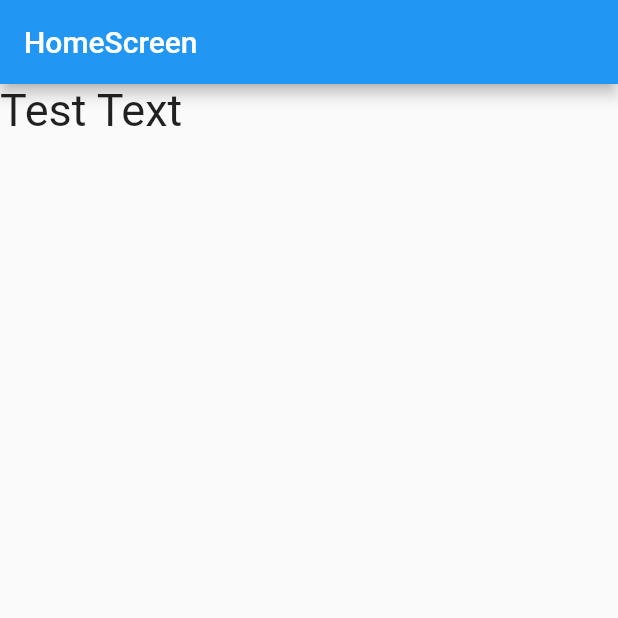
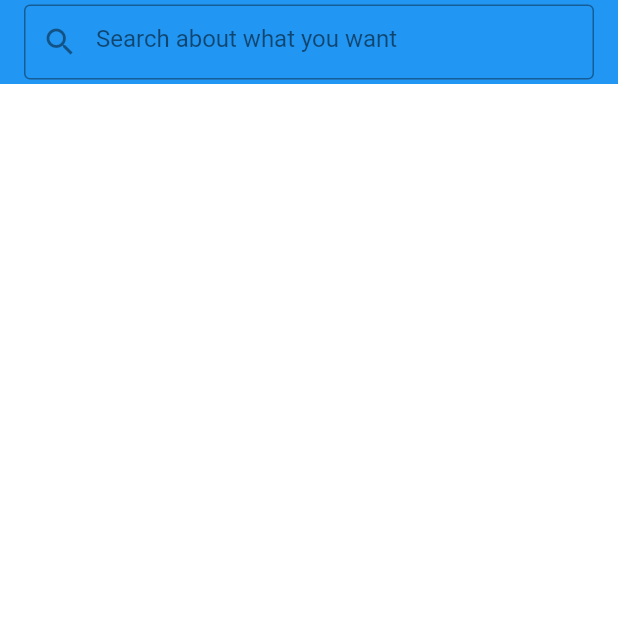
Before and after one commit to eslamelezaby98/flutter_apps, a Flutter app: the screen it shows after launch, on a phone screen of 412 x 824 dp, the top half of it. Run offline on Flutter 3.47's test engine with Material 2 defaults, Android fonts, the phone set to English and light mode, and no system bars; our stand-ins replace firebase_auth, firebase_core, get, google_sign_in, shared_preferences, sqflite; missing offline and left inert: flutter_facebook_auth; accounts and stored records are empty.

Commit message:
added sliver appbar

```diff
--- a/flutter_e_commerce_app/fltter_e_commerce_app/lib/main.dart
+++ b/flutter_e_commerce_app/fltter_e_commerce_app/lib/main.dart
@@ -1,17 +1,31 @@
 import 'package:fltter_e_commerce_app/screens/home_screen.dart';
+import 'package:fltter_e_commerce_app/screens/login_screen.dart';
+import 'package:fltter_e_commerce_app/services/theme_provider.dart';
 import 'package:flutter/material.dart';
+import 'package:provider/provider.dart';
+import 'package:shared_preferences/shared_preferences.dart';
 
 void main() {
-  runApp(MyApp());
+  WidgetsFlutterBinding.ensureInitialized();
+  SharedPreferences.getInstance().then((value) {
+    var isLightTheme = value.getBool('isLightTheme') ?? false;
+
+    runApp(
+      ChangeNotifierProvider(
+        create: (_) => ThemesProvider(isLigthTheme: isLightTheme),
+        child: MyApp(),
+      ),
+    );
+  });
 }
 
-
 class MyApp extends StatelessWidget {
-
-
   @override
   Widget build(BuildContext context) {
+    final ThemesProvider themesProvider = Provider.of<ThemesProvider>(context);
     return MaterialApp(
+      debugShowCheckedModeBanner: false,
+      theme: themesProvider.getTheme,
       home: HomeScreen(),
     );
   }
--- a/flutter_e_commerce_app/fltter_e_commerce_app/lib/screens/home_screen.dart
+++ b/flutter_e_commerce_app/fltter_e_commerce_app/lib/screens/home_screen.dart
@@ -1,19 +1,41 @@
+import 'package:fltter_e_commerce_app/services/theme_provider.dart';
 import 'package:flutter/material.dart';
+import 'package:provider/provider.dart';
 
 class HomeScreen extends StatelessWidget {
-  const HomeScreen({Key? key}) : super(key: key);
-
   @override
   Widget build(BuildContext context) {
+    final ThemesProvider themesProvider =
+        Provider.of<ThemesProvider>(context, listen: false);
     return Scaffold(
-      appBar: AppBar(
-        title: Text(
-          'HomeScreen',
-        ),
+      body: CustomScrollView(
+
+        slivers: [
+          SliverAppBar(
+            snap: false,
+            pinned: true,
+            floating: false,
+            title: Container(
+              height: 50,
+              child: TextField(
+                style: TextStyle(
+                  color: ThemeData().hintColor,
+                ),
+                decoration: InputDecoration(
+                    border: OutlineInputBorder(
+                      borderRadius: BorderRadius.all(Radius.circular(4.0)),
+                    ),
+                    hintText: 'Search about what you want',
+                    prefixIcon: Icon(
+                      Icons.search,
+                      // color: ,
+                    )),
+              ),
+            ),
+          ),
+
+        ],
       ),
-      body: Column(children: [
-        Text('Test Text',style: TextStyle(fontSize: 30,),)
-      ],),
     );
   }
 }
--- /dev/null
+++ b/flutter_e_commerce_app/fltter_e_commerce_app/lib/services/theme_provider.dart
@@ -0,0 +1,48 @@
+import 'package:flutter/material.dart';
+import 'package:shared_preferences/shared_preferences.dart';
+
+class ThemesProvider extends ChangeNotifier {
+  late ThemeData _selectedTheme;
+  late SharedPreferences _preferences;
+
+  ThemeData get getTheme => _selectedTheme;
+
+  ThemeData _dark = ThemeData(
+    primaryColor: Colors.white,
+    scaffoldBackgroundColor: Colors.white,
+    brightness: Brightness.light,
+    appBarTheme: AppBarTheme(
+      elevation: 0,
+      centerTitle: true,
+    ),
+     hintColor: Colors.black54,
+
+  );
+
+  ThemeData _light = ThemeData(
+    primaryColor: Colors.black,
+    scaffoldBackgroundColor: Colors.black,
+    hintColor: Colors.white,
+    brightness: Brightness.dark,
+    appBarTheme: AppBarTheme(
+      elevation: 0,
+      centerTitle: true,
+    ),
+  );
+
+  ThemesProvider({required bool isLigthTheme}) {
+    _selectedTheme = isLigthTheme ? _light : _dark;
+  }
+
+  switchTheme() async {
+    _preferences = await SharedPreferences.getInstance();
+    if (_selectedTheme == _light) {
+      _selectedTheme = _dark;
+      await _preferences.setBool('isLightTheme', false);
+    } else {
+      _selectedTheme = _light;
+      await _preferences.setBool('isLightTheme', true);
+    }
+    notifyListeners();
+  }
+}
--- a/flutter_e_commerce_app/fltter_e_commerce_app/pubspec.yaml
+++ b/flutter_e_commerce_app/fltter_e_commerce_app/pubspec.yaml
@@ -28,6 +28,8 @@ dependencies:
   # The following adds the Cupertino Icons font to your application.
   # Use with the CupertinoIcons class for iOS style icons.
   cupertino_icons: ^1.0.2
+  provider: ^6.0.1
+  shared_preferences:
 
 dev_dependencies:
   flutter_test:
```
Also changed, not shown: flutter_e_commerce_app/fltter_e_commerce_app/lib/screens/login_screen.dart (+73 -0 lines), flutter_e_commerce_app/fltter_e_commerce_app/pubspec.lock.
